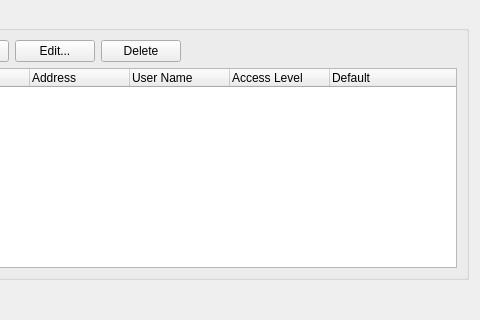
First picture: the form in source/client/desktop/settings_tab.ui, repository dchapyshev/aspia, before the edit; both pictures show x 240 to 720 and y 0 to 320 of the 720 by 520 pixel window.
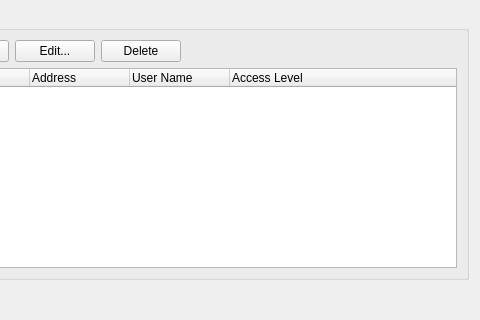
Second picture: the form after the edit. Custom widgets are drawn as their Qt base class.

Commit message: Remove "default" option for routers.

```diff
--- a/source/client/desktop/settings_tab.ui
+++ b/source/client/desktop/settings_tab.ui
@@ -483,11 +483,6 @@
                   <string>Access Level</string>
                  </property>
                 </column>
-                <column>
-                 <property name="text">
-                  <string>Default</string>
-                 </property>
-                </column>
                </widget>
               </item>
              </layout>
```
The commit also changes 13 other files.
